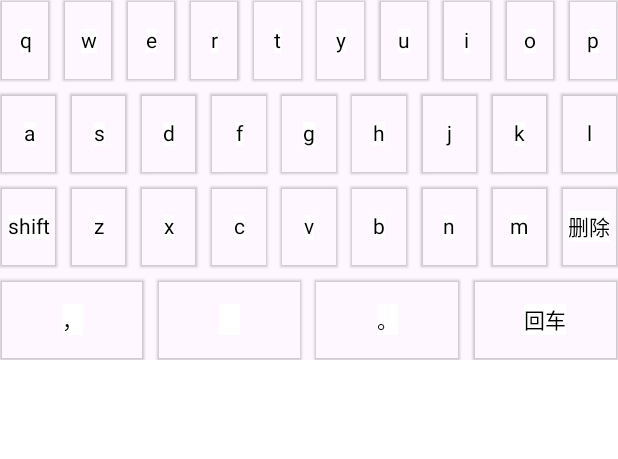
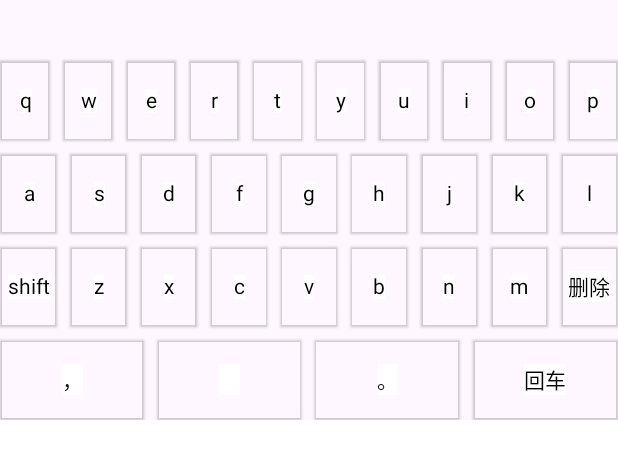
Before and after one commit to liushu-project/liushu, an Android app built with Jetpack Compose: the @Preview function InputScreen, on a phone screen of 412 x 824 dp. Shown: the top 459 px of the screen. Run offline under Robolectric (Android 15) with nearby library versions, the phone set to English and light mode, and no system bars; 1 statement that could not run was skipped.

Commit message:
feat(android): fix candidate bar height

```diff
--- a/liushu-android/app/src/main/java/com/elliot00/liushu/input/InputScreen.kt
+++ b/liushu-android/app/src/main/java/com/elliot00/liushu/input/InputScreen.kt
@@ -24,6 +24,7 @@ import androidx.compose.foundation.clickable
 import androidx.compose.foundation.layout.Column
 import androidx.compose.foundation.layout.Spacer
 import androidx.compose.foundation.layout.fillMaxWidth
+import androidx.compose.foundation.layout.height
 import androidx.compose.foundation.layout.padding
 import androidx.compose.foundation.layout.width
 import androidx.compose.foundation.lazy.LazyRow
@@ -35,6 +36,7 @@ import androidx.compose.runtime.getValue
 import androidx.compose.runtime.mutableStateOf
 import androidx.compose.runtime.remember
 import androidx.compose.runtime.setValue
+import androidx.compose.ui.Alignment
 import androidx.compose.ui.Modifier
 import androidx.compose.ui.platform.LocalContext
 import androidx.compose.ui.tooling.preview.Preview
@@ -58,12 +60,15 @@ fun InputScreen() {
         LazyRow(
             modifier = Modifier
                 .padding(horizontal = 12.dp)
+                .height(40.dp)
                 .fillMaxWidth(),
+            verticalAlignment = Alignment.CenterVertically
         ) {
             items(inputState.candidates) { candidate ->
-                Text(text = candidate.text, modifier = Modifier.clickable {
-                    inputState.commitCandidate(candidate)
-                })
+                Text(text = candidate.text, modifier = Modifier
+                    .clickable {
+                        inputState.commitCandidate(candidate)
+                    })
                 Spacer(modifier = Modifier.width(8.dp))
             }
         }
```
